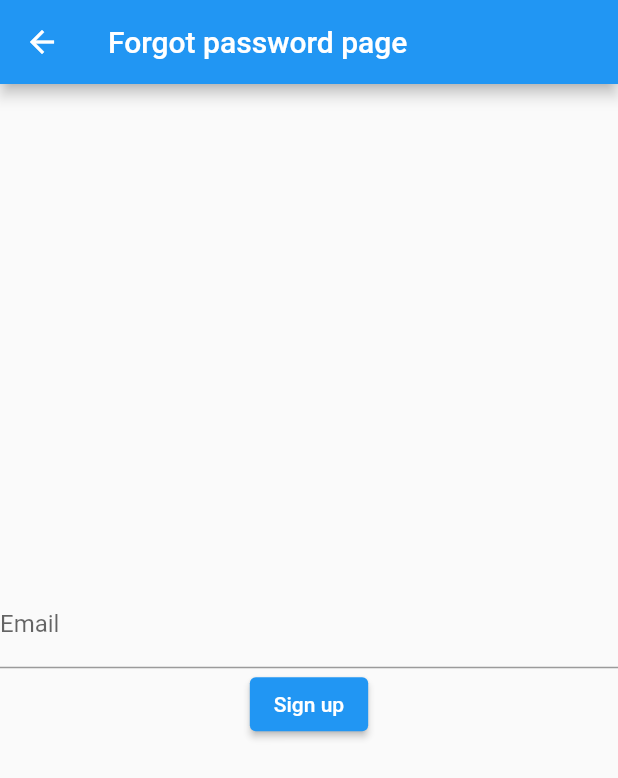
After one commit to xtemplate24/budgetapp, a Flutter app: the screen it shows after launch, after a tap on "Forgot password", on a phone screen of 412 x 824 dp. The commit adds this screen. Shown: the top 778 px of the screen. Run offline on Flutter 3.47's test engine with Material 2 defaults, Android fonts, the phone set to English and light mode, and no system bars; our stand-ins replace firebase_auth, firebase_core; accounts and stored records are empty; network calls fail.

Commit message:
Added forgot password page

```diff
--- a/lib/authentication/authentication_service.dart
+++ b/lib/authentication/authentication_service.dart
@@ -29,4 +29,16 @@ class AuthenticationService {
       return e.code;
     }
   }
+
+  Future<String> forgotPassword(
+      {required String email}) async {
+    try {
+      await _firebaseAuth.sendPasswordResetEmail(
+          email: email);
+      return "Password Reset Sent";
+    } on FirebaseAuthException catch (e) {
+      print(e.code);
+      return e.code;
+    }
+  }
 }
--- /dev/null
+++ b/lib/screens/login/forgot_password_view.dart
@@ -0,0 +1,63 @@
+import 'package:budgetapp/authentication/authentication_service.dart';
+import 'package:budgetapp/screens/login/login_view.dart';
+import 'package:firebase_auth/firebase_auth.dart';
+import 'package:flutter/material.dart';
+import 'package:provider/src/provider.dart';
+
+class ForgotPasswordPage extends StatelessWidget {
+  static const routeName = '/ForgotPasswordPage';
+  final TextEditingController emailController = TextEditingController();
+  @override
+  Widget build(BuildContext context) {
+    return Scaffold(
+      appBar: AppBar(
+        title: const Text("Forgot password page"),
+      ),
+      body: Column(
+        mainAxisAlignment: MainAxisAlignment.center,
+        children: [
+          TextField(
+            controller: emailController,
+            decoration: InputDecoration(labelText: "Email"),
+          ),
+          ElevatedButton(
+              onPressed: () async {
+                await context
+                    .read<AuthenticationService>()
+                    .forgotPassword(
+                      email: emailController.text.trim(),
+                    )
+                    .then((value) async {
+                  showDialog(
+                      context: context,
+                      builder: (context) {
+                        FirebaseAuth.instance.signOut();
+                        return verificationEmailSent(context);
+                      });
+                });
+              },
+              child: const Text("Sign up")),
+        ],
+      ),
+    );
+  }
+
+  AlertDialog verificationEmailSent(context) {
+    return AlertDialog(
+      title: const Text("Reset password email sent!"),
+      content: const Text("Check your inbox to reset your password!"),
+      actions: [
+        TextButton(
+            onPressed: () {
+              Navigator.pushAndRemoveUntil(
+                  context,
+                  MaterialPageRoute(
+                    builder: (BuildContext context) => LoginPage(),
+                  ),
+                  (route) => false);
+            },
+            child: Text("Okay!"))
+      ],
+    );
+  }
+}
--- a/lib/screens/login/login_view.dart
+++ b/lib/screens/login/login_view.dart
@@ -1,5 +1,6 @@
 import 'package:budgetapp/authentication/authentication_service.dart';
 import 'package:budgetapp/screens/home/home_view.dart';
+import 'package:budgetapp/screens/login/forgot_password_view.dart';
 import 'package:budgetapp/screens/login/signup_view.dart';
 import 'package:firebase_auth/firebase_auth.dart';
 import 'package:flutter/material.dart';
@@ -61,6 +62,8 @@ class LoginPage extends StatelessWidget {
                 });
               },
               child: const Text("Sign in")),
+          Row(
+            children: [
               TextButton(
                   onPressed: () {
                     Navigator.push(
@@ -68,7 +71,17 @@ class LoginPage extends StatelessWidget {
                       MaterialPageRoute(builder: (context) => SignUpPage()),
                     );
                   },
-              child: const Text("Sign up"))
+                  child: const Text("Sign up")),
+              TextButton(
+                  onPressed: () {
+                    Navigator.push(
+                      context,
+                      MaterialPageRoute(builder: (context) => ForgotPasswordPage()),
+                    );
+                  },
+                  child: const Text("Forgot password")),
+            ],
+          ),
         ],
       ),
     );
```
Also changed, not shown: lib/screens/home/home_state.dart (+7 -3 lines). Lines whose indentation alone changed are shown as unchanged.
